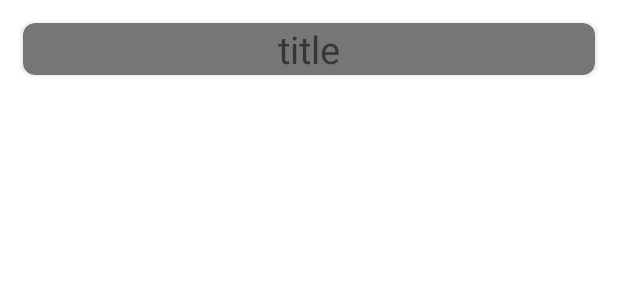
After one commit to faisal-alfariheedi/Notes_app, an Android app: the layout rvlist.xml on its own in the app's theme, with its tools: preview values and no code run, on a phone screen of 412 x 824 dp. The commit adds this screen. Shown: the top 300 px of the screen. Run offline under Robolectric (Android 15) with nearby library versions, the phone set to English and light mode, and no system bars.

Commit message:
fin sql read

```diff
--- /dev/null
+++ b/app/src/main/res/layout/rvlist.xml
@@ -0,0 +1,37 @@
+<?xml version="1.0" encoding="utf-8"?>
+<LinearLayout xmlns:android="http://schemas.android.com/apk/res/android"
+    xmlns:app="http://schemas.android.com/apk/res-auto"
+    xmlns:tools="http://schemas.android.com/tools"
+    android:layout_width="match_parent"
+    android:layout_height="wrap_content"
+    android:layout_margin="10dp"
+    android:orientation="vertical">
+
+    <androidx.cardview.widget.CardView
+        android:id="@+id/rvlisting"
+        android:layout_width="match_parent"
+        android:layout_height="match_parent"
+        android:layout_margin="5dp"
+        android:clickable="true"
+        app:cardBackgroundColor="#777676"
+        app:cardCornerRadius="8dp"
+        tools:textAlignment="center">
+
+        <LinearLayout
+            android:layout_width="match_parent"
+            android:layout_height="match_parent"
+            android:orientation="vertical">
+
+            <TextView
+                android:id="@+id/cardtitle"
+                android:layout_width="match_parent"
+                android:layout_height="wrap_content"
+                android:text="title"
+                android:textAlignment="center"
+                android:textSize="25sp" />
+
+        </LinearLayout>
+    </androidx.cardview.widget.CardView>
+
+
+</LinearLayout>
```
Also changed, not shown: app/src/main/java/com/example/notes_app/Dbhelper.kt (+26 -2 lines), app/src/main/java/com/example/notes_app/MainActivity.kt (+9 -0 lines), app/src/main/java/com/example/notes_app/RVAdapter.kt (added, +34 -0 lines), app/src/main/res/layout/activity_main.xml (+8 -3 lines).
